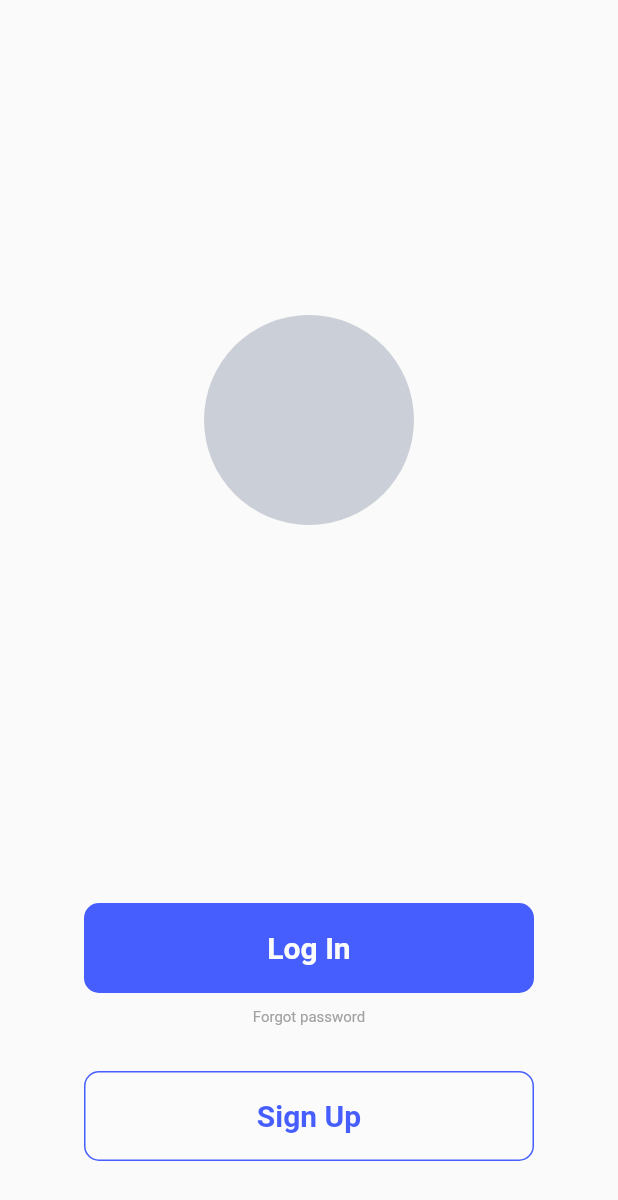
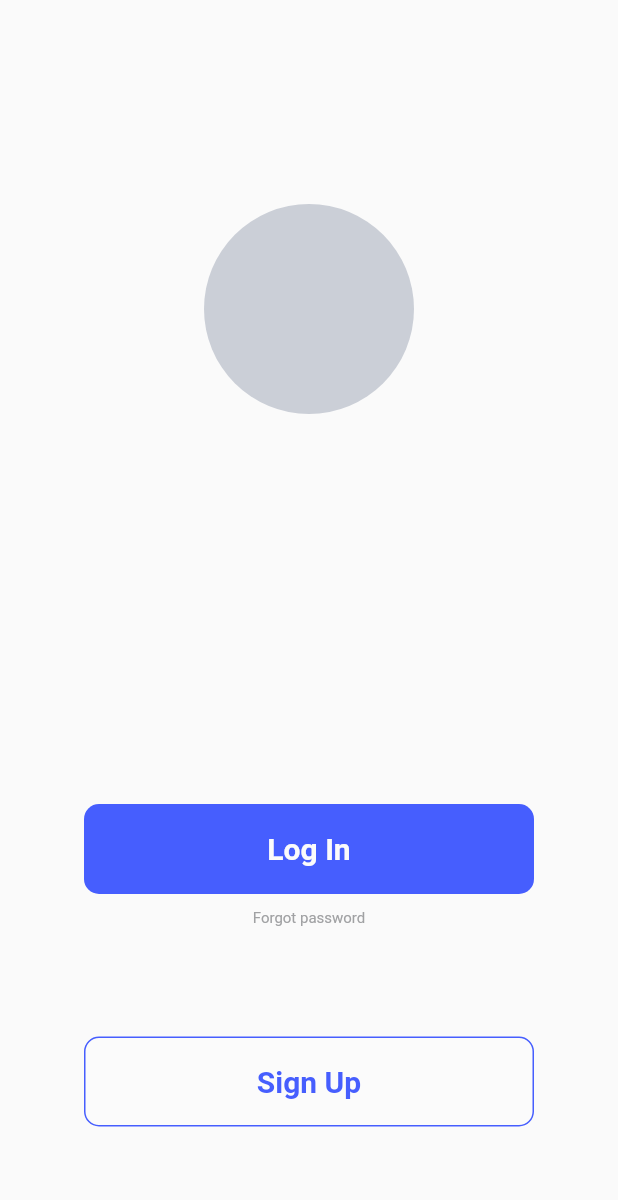
Before and after one commit to loicngr/Planifago-Flutter, a Flutter app: the screen it shows after launch, on a phone screen of 412 x 824 dp. Shown: the top 1200 px of the screen. Run offline on Flutter 3.47's test engine with Material 2 defaults, Android fonts, the phone set to English and light mode, and no system bars.

Commit message:
Optimize layout

```diff
--- a/lib/src/views/ui/landing.dart
+++ b/lib/src/views/ui/landing.dart
@@ -6,38 +6,35 @@ import 'package:planifago/src/views/router.dart';
 
 class Landing extends StatelessWidget {
 
-  /// Retourne la taille de l'espacement pour le logo
-  /// en fonction de la hauteur des boutons et de la hauteur de l'écran
-  double getLogoPadding(BuildContext c) {
-    var btnHeight = (ConstantSize.landingButtonHeight * 2) - ConstantSize.landingButtonsPaddingHeight;
-    var h = ((deviceHeight(c) / 2) - btnHeight);
-    print(h);
-    return h;
-  }
+  double logoBlocHeight(BuildContext c) => deviceHeight(c) / 2;
+  double logoBlocBtn(BuildContext c) => logoBlocHeight(c) / 2;
 
   @override
   Widget build(BuildContext context) {
     return Scaffold(
       body: Center(
-        child: Container(
-          height: deviceHeight(context),
-          width: deviceWidth(context),
-          child: Column(
-            mainAxisAlignment: MainAxisAlignment.end,
-            children: <Widget>[
-              Row(
+        child: Column(
+          crossAxisAlignment: CrossAxisAlignment.center,
+          children: [
+            Container(
+              height: logoBlocHeight(context),
+              width: deviceWidth(context),
+              child: Row(
                 mainAxisAlignment: MainAxisAlignment.center,
                 children: [
-                  Container(
-                    padding: EdgeInsets.only(bottom: getLogoPadding(context)),
-                    child: CustomPaint(painter: DrawCircle()),
-                  ),
+                  CustomPaint(painter: DrawCircle())
                 ],
               ),
-              Row(
+            ),
+            Container(
+              height: logoBlocBtn(context),
+              width: deviceWidth(context),
+              child: Row(
                 mainAxisAlignment: MainAxisAlignment.center,
                 children: [
                   Column(
+                    mainAxisAlignment: MainAxisAlignment.end,
+                    crossAxisAlignment: CrossAxisAlignment.center,
                     children: [
                       Material(
                         elevation: 0.0,
@@ -70,8 +67,12 @@ class Landing extends StatelessWidget {
                   )
                 ],
               ),
-              Padding(padding: const EdgeInsets.only(bottom: 30.0)),
-              Row(
+            ),
+            Container(
+              height: logoBlocBtn(context),
+              width: deviceWidth(context),
+              child: Row(
+                crossAxisAlignment: CrossAxisAlignment.center,
                 mainAxisAlignment: MainAxisAlignment.center,
                 children: [
                   Material(
@@ -98,9 +99,8 @@ class Landing extends StatelessWidget {
                   ),
                 ],
               ),
-              Padding(padding: const EdgeInsets.only(bottom: 50.0)),
-            ],
-          ),
+            )
+          ],
         ),
       ),
     );
```
